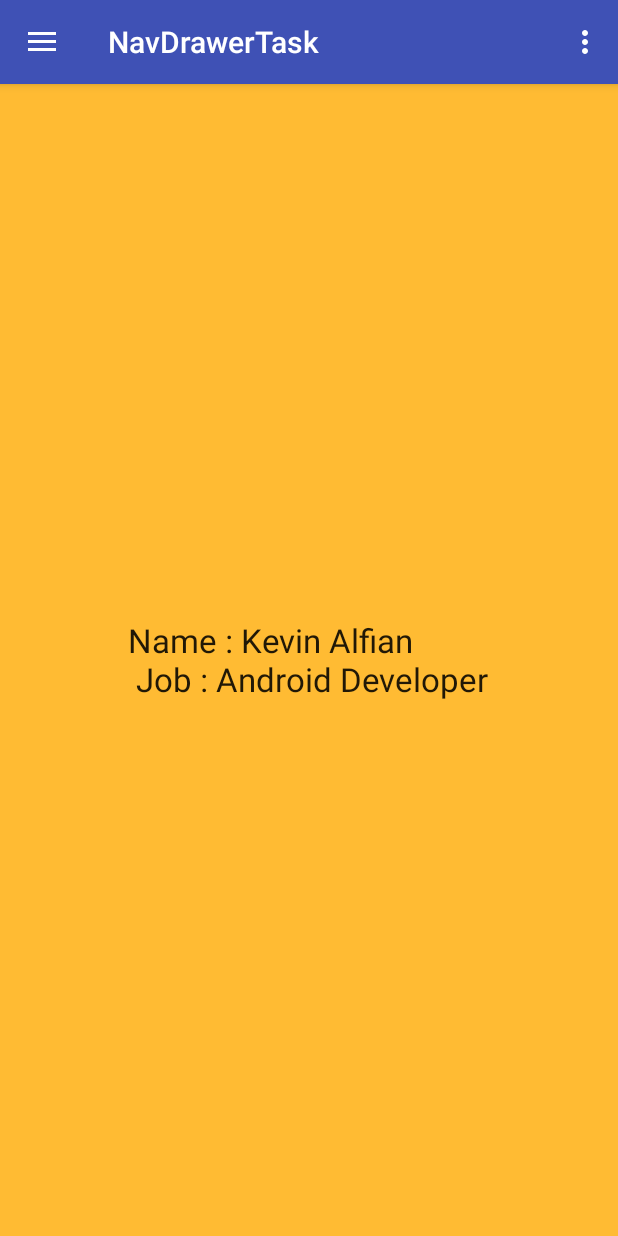
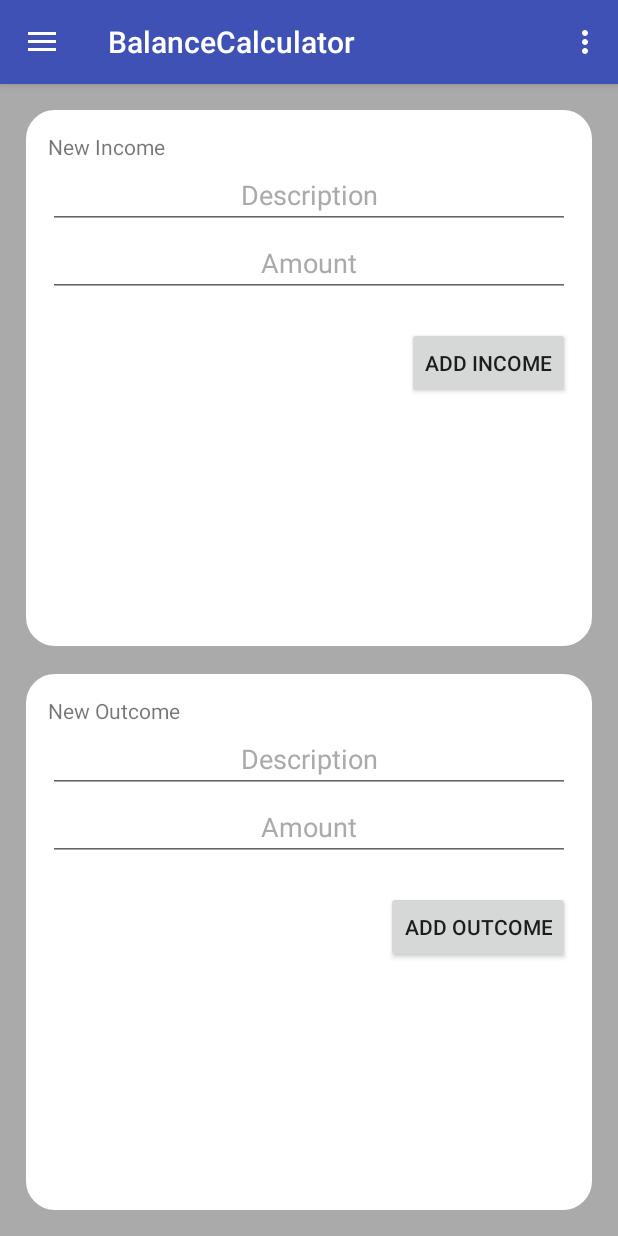
Before and after one commit to kevinalfian8/BalanceCalculatorV2, an Android app: the fragment TransactionFragment placed in its activity, on a phone screen of 412 x 824 dp. Run offline under Robolectric (Android 15) with nearby library versions, the phone set to English and light mode, and no system bars.

Commit message:
Deleting some Files and do some changes

```diff
--- a/app/src/main/java/com/bones/navdrawertask/SyncFragment.java
+++ b/app/src/main/java/com/bones/navdrawertask/SyncFragment.java
@@ -23,7 +23,7 @@ public class SyncFragment extends Fragment {
     public View onCreateView(LayoutInflater inflater, ViewGroup container,
                              Bundle savedInstanceState) {
         // Inflate the layout for this fragment
-        return inflater.inflate(R.layout.fragment_contacts, container, false);
+        return inflater.inflate(R.layout.fragment_sync, container, false);
     }
 
 }
--- a/app/src/main/java/com/bones/navdrawertask/TransactionFragment.java
+++ b/app/src/main/java/com/bones/navdrawertask/TransactionFragment.java
@@ -23,7 +23,7 @@ public class TransactionFragment extends Fragment {
     public View onCreateView(LayoutInflater inflater, ViewGroup container,
                              Bundle savedInstanceState) {
         // Inflate the layout for this fragment
-        return inflater.inflate(R.layout.fragment_profile, container, false);
+        return inflater.inflate(R.layout.fragment_transaction, container, false);
     }
 
 }
--- /dev/null
+++ b/app/src/main/res/drawable/content_container.xml
@@ -0,0 +1,12 @@
+<?xml version="1.0" encoding="utf-8"?>
+<shape xmlns:android="http://schemas.android.com/apk/res/android">
+
+    <corners
+        android:radius="20dp"
+        />
+    <solid android:color="@android:color/white" />
+    <stroke
+        android:width="1dip"
+        android:color="@android:color/darker_gray" />
+
+</shape>
--- a/app/src/main/res/layout/fragment_contacts.xml
+++ /dev/null
@@ -1,17 +0,0 @@
-<FrameLayout xmlns:android="http://schemas.android.com/apk/res/android"
-    xmlns:tools="http://schemas.android.com/tools"
-    android:layout_width="match_parent"
-    android:layout_height="match_parent"
-    android:background="@android:color/holo_blue_light"
-    android:padding="16dp"
-    tools:context="com.bones.navdrawertask.SyncFragment">
-
-    <!-- TODO: Update blank fragment layout -->
-    <TextView
-        android:layout_width="wrap_content"
-        android:layout_height="wrap_content"
-        android:layout_gravity="center"
-        android:text="Jln. Pabaki Gg.Pabaki IV no.12 RT.02 RW.03 Kel.Panjunan Kec.Astanaanyar, Bandung"
-        android:textAppearance="@style/TextAppearance.AppCompat.Large" />
-
-</FrameLayout>
--- a/app/src/main/res/layout/fragment_home.xml
+++ b/app/src/main/res/layout/fragment_home.xml
@@ -2,15 +2,161 @@
     xmlns:tools="http://schemas.android.com/tools"
     android:layout_width="match_parent"
     android:layout_height="match_parent"
-    android:background="@android:color/holo_green_light"
+    android:background="@android:color/darker_gray"
+
     tools:context="com.bones.navdrawertask.HomeFragment">
 
     <!-- TODO: Update blank fragment layout -->
-    <TextView
-        android:layout_width="wrap_content"
-        android:layout_height="wrap_content"
-        android:layout_gravity="center"
-        android:text="Hello"
-        android:textAppearance="@style/Base.TextAppearance.AppCompat.Large" />
+    <LinearLayout
+        android:layout_width="match_parent"
+        android:layout_height="match_parent"
+        android:padding="16dp"
+        android:orientation="vertical">
+
+        <LinearLayout
+            android:layout_width="match_parent"
+            android:layout_height="0dp"
+            android:layout_weight="1"
+            android:layout_marginBottom="16dp"
+            android:background="@drawable/content_container"
+            android:orientation="vertical">
+
+            <TextView
+                android:layout_width="wrap_content"
+                android:layout_height="wrap_content"
+
+                android:text="Overview Expenses"
+                android:layout_marginLeft="16dp"
+                android:layout_marginTop="2dp"
+                android:textAppearance="@style/Base.TextAppearance.AppCompat.Medium"
+                />
+            <ScrollView
+                android:layout_width="match_parent"
+                android:layout_height="0dp"
+                android:layout_weight="1"
+                android:layout_margin="16dp"
+                >
+            <android.support.v7.widget.RecyclerView
+                android:layout_width="match_parent"
+                android:layout_height="wrap_content"
+
+                android:id="@+id/rv_expenses"
+                />
+            </ScrollView>
+
+            <View
+                android:layout_width="match_parent"
+                android:layout_height="2dp"
+                android:layout_marginLeft="10dp"
+                android:layout_marginRight="10dp"
+                android:background="@color/colorPrimary"/>
+
+            <RelativeLayout
+                android:layout_width="match_parent"
+                android:layout_height="wrap_content"
+
+                android:paddingLeft="16dp"
+                android:paddingRight="16dp"
+                android:layout_marginBottom="16dp"
+                android:layout_marginTop="5dp">
+
+                <TextView
+                    android:layout_width="wrap_content"
+                    android:layout_height="wrap_content"
+                    android:text="TOTAL :"
+                    android:layout_alignParentLeft="true"
+                    />
+
+                <TextView
+                    android:layout_width="wrap_content"
+                    android:layout_height="wrap_content"
+                    android:layout_gravity="right"
+                    android:layout_alignParentRight="true"
+                    android:id="@+id/txtId"/>
+
+            </RelativeLayout>
+
+        </LinearLayout>
+
+
+
+            <LinearLayout
+                android:layout_width="match_parent"
+                android:layout_height="0dp"
+                android:layout_weight="1"
+
+                android:layout_marginBottom="16dp"
+                android:background="@drawable/content_container"
+                android:orientation="vertical">
+
+                <TextView
+                    android:layout_width="wrap_content"
+                    android:layout_height="wrap_content"
+
+                    android:text="Overview Income"
+                    android:layout_marginLeft="16dp"
+                    android:layout_marginTop="2dp"
+
+                    android:textAppearance="@style/Base.TextAppearance.AppCompat.Medium"
+                    />
+                <ScrollView
+                    android:layout_width="match_parent"
+                    android:layout_height="0dp"
+                    android:layout_weight="1"
+                    android:layout_margin="16dp"
+
+                    >
+                    <android.support.v7.widget.RecyclerView
+                        android:layout_width="match_parent"
+                        android:layout_height="wrap_content"
+
+                        android:id="@+id/rv_income"
+                        />
+                </ScrollView>
+
+                <View
+                    android:layout_width="match_parent"
+                    android:layout_height="2dp"
+                    android:layout_marginLeft="10dp"
+                    android:layout_marginRight="10dp"
+                    android:background="@color/colorPrimary"/>
+
+                <RelativeLayout
+                    android:layout_width="match_parent"
+                    android:layout_height="wrap_content"
+
+                    android:paddingLeft="16dp"
+                    android:paddingRight="16dp"
+                    android:layout_marginBottom="16dp"
+                    android:layout_marginTop="5dp">
+
+                    <TextView
+                        android:layout_width="wrap_content"
+                        android:layout_height="wrap_content"
+                        android:text="TOTAL :"
+                        android:layout_alignParentLeft="true"
+                        />
+
+                    <TextView
+                        android:layout_width="wrap_content"
+                        android:layout_height="wrap_content"
+                        android:layout_gravity="right"
+                        android:layout_alignParentRight="true"/>
+
+                </RelativeLayout>
+
+            </LinearLayout>
+
+
+
+        <TextView
+            android:layout_width="wrap_content"
+            android:layout_height="wrap_content"
+
+            android:text="Balance : "
+            android:layout_gravity="center"
+            android:textAppearance="@style/Base.TextAppearance.AppCompat.Large"/>
+
+    </LinearLayout>
 
 </FrameLayout>
--- a/app/src/main/res/layout/fragment_profile.xml
+++ /dev/null
@@ -1,16 +0,0 @@
-<FrameLayout xmlns:android="http://schemas.android.com/apk/res/android"
-    xmlns:tools="http://schemas.android.com/tools"
-    android:layout_width="match_parent"
-    android:layout_height="match_parent"
-    android:background="@android:color/holo_orange_light"
-    tools:context="com.bones.navdrawertask.TransactionFragment">
-
-    <!-- TODO: Update blank fragment layout -->
-    <TextView
-        android:layout_width="wrap_content"
-        android:layout_height="wrap_content"
-        android:layout_gravity="center"
-        android:text="Name : Kevin Alfian \n Job : Android Developer"
-        android:textAppearance="@style/Base.TextAppearance.AppCompat.Large" />
-
-</FrameLayout>
--- /dev/null
+++ b/app/src/main/res/layout/fragment_sync.xml
@@ -0,0 +1,12 @@
+<FrameLayout xmlns:android="http://schemas.android.com/apk/res/android"
+    xmlns:tools="http://schemas.android.com/tools"
+    android:layout_width="match_parent"
+    android:layout_height="match_parent"
+    android:background="@android:color/darker_gray"
+    android:padding="16dp"
+    tools:context="com.bones.navdrawertask.SyncFragment">
+
+    <!-- TODO: Update blank fragment layout -->
+
+
+</FrameLayout>
--- /dev/null
+++ b/app/src/main/res/layout/fragment_transaction.xml
@@ -0,0 +1,106 @@
+<FrameLayout xmlns:android="http://schemas.android.com/apk/res/android"
+    xmlns:tools="http://schemas.android.com/tools"
+    android:layout_width="match_parent"
+    android:layout_height="match_parent"
+    android:background="@android:color/darker_gray"
+    tools:context="com.bones.navdrawertask.TransactionFragment"
+
+    android:orientation="vertical">
+
+    <!-- TODO: Update blank fragment layout -->
+
+    <LinearLayout
+        android:layout_width="match_parent"
+        android:layout_height="match_parent"
+        android:padding="16dp"
+        android:orientation="vertical">
+
+        <LinearLayout
+            android:layout_width="match_parent"
+            android:layout_height="0dp"
+            android:layout_weight="1"
+            android:layout_marginBottom="16dp"
+            android:padding="16dp"
+            android:background="@drawable/content_container"
+            android:orientation="vertical">
+
+            <TextView
+                android:layout_width="wrap_content"
+                android:layout_height="wrap_content"
+                android:text="New Income"
+                />
+
+            <EditText
+                android:layout_width="match_parent"
+                android:layout_height="wrap_content"
+                android:hint="Description"
+                android:textAlignment="center"
+                android:id="@+id/txtIncomeDesc"
+                android:textColorHint="@android:color/darker_gray"/>
+
+            <EditText
+                android:layout_width="match_parent"
+                android:layout_height="wrap_content"
+                android:hint="Amount"
+                android:id="@+id/txtIncomeAmount"
+                android:textAlignment="center"
+                android:textColorHint="@android:color/darker_gray"/>
+
+            <Button
+                style="?android:attr/buttonStyleSmall"
+                android:layout_width="wrap_content"
+                android:layout_height="wrap_content"
+                android:layout_gravity="right"
+                android:text="Add Income"
+                android:id="@+id/btnAddIncome"
+                android:layout_marginTop="20dp"/>
+
+
+
+        </LinearLayout>
+
+        <LinearLayout
+            android:layout_width="match_parent"
+            android:layout_height="0dp"
+            android:layout_weight="1"
+            android:background="@drawable/content_container"
+            android:orientation="vertical"
+            android:padding="16dp">
+
+            <TextView
+                android:layout_width="wrap_content"
+                android:layout_height="wrap_content"
+                android:text="New Outcome"
+                />
+
+            <EditText
+                android:layout_width="match_parent"
+                android:layout_height="wrap_content"
+                android:hint="Description"
+                android:id="@+id/txtOutcomeDesc"
+                android:textAlignment="center"
+                android:textColorHint="@android:color/darker_gray"/>
+
+            <EditText
+                android:layout_width="match_parent"
+                android:layout_height="wrap_content"
+                android:hint="Amount"
+                android:id="@+id/txtOutcomeAmount"
+                android:textAlignment="center"
+                android:textColorHint="@android:color/darker_gray"/>
+
+            <Button
+                style="?android:attr/buttonStyleSmall"
+                android:layout_width="wrap_content"
+                android:layout_height="wrap_content"
+                android:layout_gravity="right"
+                android:text="Add Outcome"
+                android:id="@+id/btnAddOutcome"
+                android:layout_marginTop="20dp"/>
+
+        </LinearLayout>
+
+    </LinearLayout>
+
+
+</FrameLayout>
--- /dev/null
+++ b/app/src/main/res/layout/rv_item.xml
@@ -0,0 +1,18 @@
+<?xml version="1.0" encoding="utf-8"?>
+<RelativeLayout xmlns:android="http://schemas.android.com/apk/res/android"
+    android:layout_width="match_parent" android:layout_height="wrap_content">
+
+    <TextView
+        android:layout_width="wrap_content"
+        android:layout_height="wrap_content"
+        android:id="@+id/itemTitle"
+        android:layout_alignParentLeft="true"/>
+
+    <TextView
+        android:layout_width="wrap_content"
+        android:layout_height="wrap_content"
+        android:id="@+id/itemDetail"
+        android:layout_alignParentRight="true"/>
+
+
+</RelativeLayout>
--- a/app/src/main/res/menu/activity_main_drawer.xml
+++ b/app/src/main/res/menu/activity_main_drawer.xml
@@ -5,15 +5,15 @@
         <item
             android:id="@+id/nav_home"
             android:icon="@mipmap/ic_home_black_24dp"
-            android:title="Home" />
+            android:title="Dashboard" />
         <item
             android:id="@+id/nav_profile"
-            android:icon="@mipmap/ic_person_black_24dp"
-            android:title="Profile" />
+            android:icon="@mipmap/ic_attach_money_black_24dp"
+            android:title="Transaction" />
         <item
             android:id="@+id/nav_contacts"
-            android:icon="@mipmap/ic_contacts_black_24dp"
-            android:title="Contacts" />
+            android:icon="@mipmap/ic_sync_black_24dp"
+            android:title="Sync" />
 
     </group>
 
--- a/app/src/main/res/values/strings.xml
+++ b/app/src/main/res/values/strings.xml
@@ -1,5 +1,5 @@
 <resources>
-    <string name="app_name">NavDrawerTask</string>
+    <string name="app_name">BalanceCalculator</string>
 
     <string name="navigation_drawer_open">Open navigation drawer</string>
     <string name="navigation_drawer_close">Close navigation drawer</string>
--- a/build.gradle
+++ b/build.gradle
@@ -5,7 +5,7 @@ buildscript {
         jcenter()
     }
     dependencies {
-        classpath 'com.android.tools.build:gradle:2.3.2'
+        classpath 'com.android.tools.build:gradle:2.3.3'
 
         // NOTE: Do not place your application dependencies here; they belong
         // in the individual module build.gradle files
```
